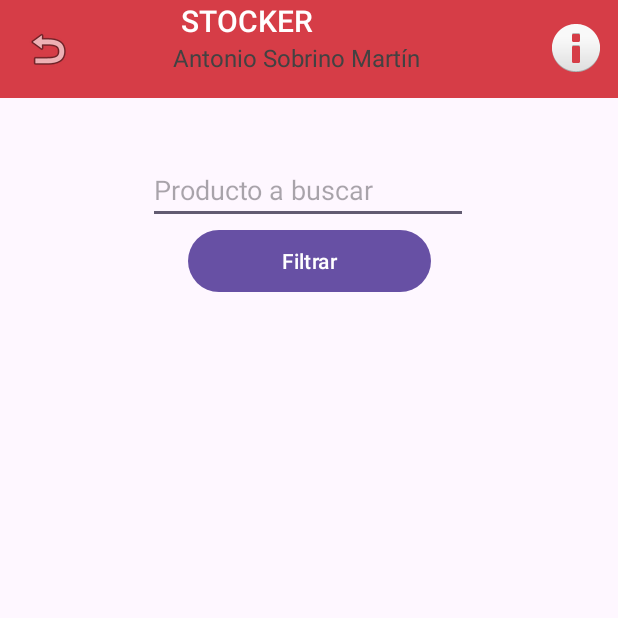
After one commit to AsobrinoM/STOCKER2, an Android app: the BuscarProducto screen opened directly, with no data from a screen before it, on a phone screen of 412 x 824 dp, the top half of it. The commit adds this screen. Run offline under Robolectric (Android 15) with nearby library versions, the phone set to English and light mode, and no system bars; our stand-ins replace Firebase (no records; nobody signed in at launch, a user with empty details on screens opened directly).

Commit message:
YA ESTA
Stocker funciona correctamente, ya solo hay que cambiar de español a ingles y ponerse con el diseño

```diff
--- a/app/src/main/AndroidManifest.xml
+++ b/app/src/main/AndroidManifest.xml
@@ -12,6 +12,9 @@
         android:supportsRtl="true"
         android:theme="@style/Theme.Stocker2"
         tools:targetApi="31">
+        <activity
+            android:name=".BuscarProducto"
+            android:exported="false" />
         <activity
             android:name=".PREFERENCIAS"
             android:exported="false" />
--- /dev/null
+++ b/app/src/main/java/com/example/stocker2/BuscarProducto.kt
@@ -0,0 +1,93 @@
+package com.example.stocker2
+
+import android.content.Intent
+import androidx.appcompat.app.AppCompatActivity
+import android.os.Bundle
+import android.util.Log
+import android.util.TypedValue
+import android.view.Menu
+import android.view.MenuItem
+import android.widget.ImageView
+import android.widget.LinearLayout
+import android.widget.TextView
+import com.example.stocker2.databinding.ActivityBuscarProductoBinding
+import com.example.stocker2.databinding.LayoutInicioSesionBinding
+import com.example.stocker2.databinding.LayoutRegistroBinding
+import com.google.firebase.firestore.FirebaseFirestore
+import java.util.Locale
+
+class BuscarProducto : AppCompatActivity() {
+
+
+    private lateinit var btn_atras: ImageView
+    private val db= FirebaseFirestore.getInstance()
+    private val myCollectionp=db.collection("Productos")
+    private val myCollections=db.collection("supermercados")
+    lateinit var binding: ActivityBuscarProductoBinding
+    override fun onCreate(savedInstanceState: Bundle?) {
+        super.onCreate(savedInstanceState)
+        crearObjetosDelXML()
+        setSupportActionBar(binding.appbar.toolb)
+        supportActionBar?.setDisplayShowTitleEnabled(false)
+        btn_atras=findViewById(R.id.btn_atras)
+        btn_atras.setOnClickListener{
+            finish()
+        }
+        binding.btFiltrar.setOnClickListener {
+            realizarBusqueda()
+        }
+    }
+    private fun realizarBusqueda() {
+        val filtro = binding.textfiltro.text.toString().lowercase(Locale.ROOT)
+
+        myCollectionp.get().addOnSuccessListener { resultados ->
+            val linearLayoutContainer = findViewById<LinearLayout>(R.id.linearLayoutContaine)
+            linearLayoutContainer.removeAllViews()
+
+            for (resultado in resultados) {
+                val data = resultado.data
+                for (entry in data.orEmpty()) {
+                    val key = entry.key
+                    val value = entry.value.toString()
+
+                    if (filtro.isEmpty() || key.lowercase(Locale.ROOT) == filtro) {
+                        myCollections.document(resultado.id).get().addOnSuccessListener { result ->
+                            val nombreS = result.getString("nombre")
+                            val direccionS = result.getString("direccion")
+
+                            val textView = TextView(this)
+                            textView.text = " El $nombreS de $direccionS tiene $value unidades de $key:"
+                            textView.setTextSize(TypedValue.COMPLEX_UNIT_SP, 12f)
+                            linearLayoutContainer.addView(textView)
+                        }
+                    }
+                }
+            }
+        }
+    }
+    override fun onOptionsItemSelected(item: MenuItem): Boolean {
+        return when (item.itemId) {
+            R.id.AcDe ->{
+                val intent= Intent(this,AcercaDeActivity::class.java)
+                startActivity(intent)
+                true
+            }
+
+
+            else -> {super.onOptionsItemSelected(item)}
+        }
+
+    }
+    override fun onCreateOptionsMenu(menu: Menu?): Boolean {
+        menuInflater.inflate(R.menu.menu_main2, menu)
+        return true
+    }
+
+
+
+
+    private fun crearObjetosDelXML(){
+        binding= ActivityBuscarProductoBinding.inflate(layoutInflater)
+        setContentView(binding.root)
+    }
+}
--- a/app/src/main/java/com/example/stocker2/BuscarTienda.kt
+++ b/app/src/main/java/com/example/stocker2/BuscarTienda.kt
@@ -53,16 +53,13 @@ class BuscarTienda : AppCompatActivity(),SupermercadosAdapter.OnItemClickListene
         btn_atras.setOnClickListener{
             finish()
         }
-
     }
     /*
     private fun loadPref(){
         val mySharedPreferences=getSharedPreferences(packageName+"_preferences", Context.MODE_PRIVATE)
         val mensaje=mySharedPreferences.getString("ciudad","")
-
     }
     */
-
     private fun crearObjetosDelXml() {
         binding = ActivityBuscarTiendaBinding.inflate(layoutInflater)
         setContentView(binding.root)
--- a/app/src/main/java/com/example/stocker2/PrefConfig.kt
+++ b/app/src/main/java/com/example/stocker2/PrefConfig.kt
@@ -4,7 +4,6 @@ import android.os.Bundle
 import android.widget.ImageView
 import android.widget.Toolbar
 import androidx.preference.PreferenceFragmentCompat
-
 class PrefConfig : PreferenceFragmentCompat() {
     override fun onCreatePreferences(savedInstanceState: Bundle?, rootKey: String?) {
         // Inflar preferencias
--- /dev/null
+++ b/app/src/main/res/layout/activity_buscar_producto.xml
@@ -0,0 +1,57 @@
+<?xml version="1.0" encoding="utf-8"?>
+<androidx.constraintlayout.widget.ConstraintLayout xmlns:android="http://schemas.android.com/apk/res/android"
+    xmlns:app="http://schemas.android.com/apk/res-auto"
+    xmlns:tools="http://schemas.android.com/tools"
+    android:layout_width="match_parent"
+    android:layout_height="match_parent"
+    tools:context=".BuscarProducto">
+    <include
+        android:id="@+id/appbar"
+        layout="@layout/toolbar"
+        app:layout_constraintEnd_toEndOf="parent"
+        app:layout_constraintStart_toStartOf="parent"
+        app:layout_constraintTop_toTopOf="parent" />
+
+    <Button
+        android:id="@+id/btFiltrar"
+        android:layout_width="162dp"
+        android:layout_height="49dp"
+        android:layout_marginStart="161dp"
+        android:layout_marginEnd="160dp"
+        android:text="Filtrar"
+        app:layout_constraintEnd_toEndOf="parent"
+        app:layout_constraintHorizontal_bias="0.513"
+        app:layout_constraintStart_toStartOf="parent"
+        app:layout_constraintTop_toBottomOf="@+id/textfiltro" />
+
+    <EditText
+        android:id="@+id/textfiltro"
+        android:layout_width="wrap_content"
+        android:layout_height="wrap_content"
+        android:layout_marginTop="104dp"
+        android:ems="10"
+        android:hint="Producto a buscar"
+        android:inputType="text"
+        app:layout_constraintEnd_toEndOf="parent"
+        app:layout_constraintHorizontal_bias="0.497"
+        app:layout_constraintStart_toStartOf="parent"
+        app:layout_constraintTop_toTopOf="@+id/appbar" />
+
+    <ScrollView
+        android:id="@+id/SV3"
+        android:layout_width="403dp"
+        android:layout_height="367dp"
+        android:layout_marginStart="8dp"
+        android:layout_marginTop="72dp"
+        app:layout_constraintEnd_toEndOf="parent"
+        app:layout_constraintStart_toStartOf="parent"
+        app:layout_constraintTop_toBottomOf="@+id/btFiltrar">
+
+        <LinearLayout
+            android:id="@+id/linearLayoutContaine"
+            android:layout_width="match_parent"
+            android:layout_height="wrap_content"
+            android:orientation="vertical" />
+    </ScrollView>
+
+</androidx.constraintlayout.widget.ConstraintLayout>
--- a/app/src/main/res/layout/activity_main.xml
+++ b/app/src/main/res/layout/activity_main.xml
@@ -31,6 +31,7 @@
         android:layout_width="128dp"
         android:layout_height="78dp"
         android:layout_marginTop="144dp"
+        android:onClick="abrirBuscarProducto"
         android:text="@string/botStrProd"
         app:layout_constraintEnd_toEndOf="parent"
         app:layout_constraintHorizontal_bias="0.48"
```
Also changed, not shown: app/src/main/java/com/example/stocker2/ActividadInicioSesion.kt (+2 -8 lines), app/src/main/java/com/example/stocker2/MainActivity.kt (+4 -3 lines).
